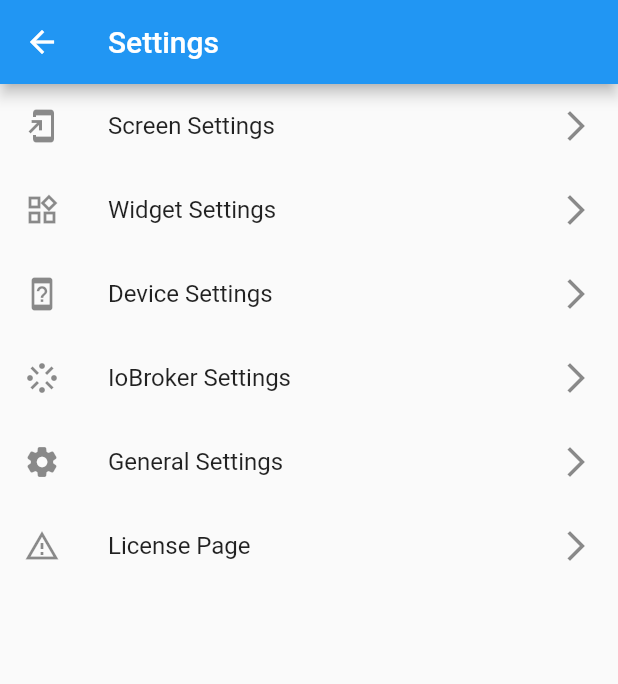
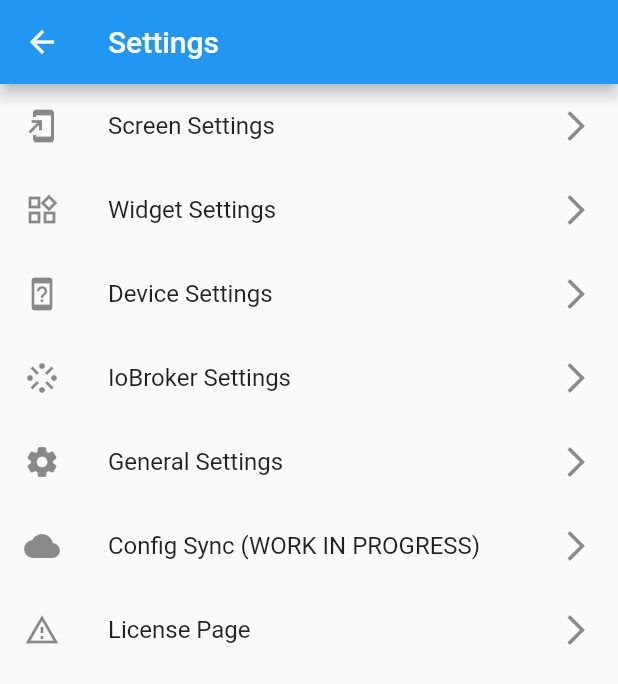
Before and after one commit to moba15/hiob_app, a Flutter app: the screen it shows after launch, after a tap on the "visibility" icon, after a tap on the "settings" icon, on a phone screen of 412 x 824 dp. Shown: the top 684 px of the screen. Run offline on Flutter 3.47's test engine with Material 2 defaults, Android fonts, the phone set to English and light mode, and no system bars; our stand-ins replace bloc, device_info_plus, dropdown_search, equatable, file_picker, flutter_bloc and 6 more; missing offline and left inert: flutter_logs, flutter_vibrate, network_info_plus; network calls fail.

Commit message:
Added Sync fetaure
Took 1 hour 55 minutes

```diff
--- a/lib/manager/connection/connection_manager.dart
+++ b/lib/manager/connection/connection_manager.dart
@@ -4,6 +4,7 @@ import 'dart:io';
 
 import 'package:flutter/foundation.dart';
 import 'package:flutter/material.dart';
+import 'package:network_info_plus/network_info_plus.dart';
 import 'package:smart_home/dataPackages/data_package.dart';
 import 'package:smart_home/device/datapoint/datapoint.dart';
 import 'package:smart_home/manager/device_manager.dart';
@@ -13,6 +14,8 @@ import 'package:smart_home/manager/samart_home/iobroker_manager.dart';
 import 'package:web_socket_channel/io.dart';
 import 'package:web_socket_channel/status.dart' as status;
 import 'package:web_socket_channel/web_socket_channel.dart';
+
+
 
 enum ConnectionStatus {
   disconnected,connected, loggedIn,waiting, loggingIn, connecting, tryAgain, error, loginDeclined
@@ -26,7 +29,7 @@ class ConnectionManager with WidgetsBindingObserver {
 
 
 
-
+  final networkInfo = NetworkInfo();
   Socket? socket;
   WebSocketChannel? _webSocket;
   StreamSubscription? _webSocketStreamSub;
@@ -48,8 +51,16 @@ class ConnectionManager with WidgetsBindingObserver {
 
 
     try {
-      _webSocket =  IOWebSocketChannel.connect(Uri.parse("ws://" + ioBrokerManager.ip + ":" + ioBrokerManager.port.toString()), pingInterval: const Duration(minutes: 5));
-      _webSocketStreamSub = _webSocket!.stream.listen(onData, onError: onError, onDone: onDone);
+      if(ioBrokerManager.useSecondaryAddress && (await networkInfo.getWifiName()) != ioBrokerManager.knownNetwork) {
+
+        _webSocket =  IOWebSocketChannel.connect(Uri.parse(ioBrokerManager.secondaryAddress), pingInterval: const Duration(minutes: 5));
+        _webSocketStreamSub = _webSocket!.stream.listen(onData, onError: onError, onDone: onDone);
+
+      } else {
+        _webSocket =  IOWebSocketChannel.connect(Uri.parse("ws://" + ioBrokerManager.mainIp + ":" + ioBrokerManager.port.toString()), pingInterval: const Duration(minutes: 5));
+        _webSocketStreamSub = _webSocket!.stream.listen(onData, onError: onError, onDone: onDone);
+      }
+
 
 
     } catch(e) {
@@ -87,6 +98,7 @@ class ConnectionManager with WidgetsBindingObserver {
 
   void onError(e) {
 
+
     ioBConnected = false;
     ioBrokerManager.connected = true;
 
@@ -104,11 +116,31 @@ class ConnectionManager with WidgetsBindingObserver {
 
     ioBrokerManager.connected = false;
 
+    print(ioBrokerManager.knownNetwork);
+
+    print((await networkInfo.getWifiName()));
+
     try {
-      _webSocket =  IOWebSocketChannel.connect(Uri.parse("ws://" + ioBrokerManager.ip + ":" + ioBrokerManager.port.toString()));
-      _webSocketStreamSub = _webSocket!.stream.listen(onData, onError: onError, onDone: onDone);
+      if(ioBrokerManager.useSecondaryAddress && (await networkInfo.getWifiName()).toString().trim() != ( "\"" + ioBrokerManager.knownNetwork.trim() + "\"")) {
+
+
+        _webSocket =  IOWebSocketChannel.connect(Uri.parse(ioBrokerManager.secondaryAddress), pingInterval: const Duration(minutes: 5));
+        _webSocketStreamSub = _webSocket!.stream.listen(onData, onError: onError, onDone: onDone);
+
+      } else {
+
+
+        _webSocket = IOWebSocketChannel.connect(Uri.parse(
+            "ws://" + ioBrokerManager.mainIp + ":" +
+                ioBrokerManager.port.toString()));
+        _webSocketStreamSub =
+            _webSocket!.stream.listen(onData, onError: onError, onDone: onDone);
+      }
 
     } catch(e) {
+
+
+      print(e);
       ioBrokerManager.connected = false;
 
       connectionStatusStreamController.add(ConnectionStatus.error);
--- /dev/null
+++ b/lib/settings/config_settings/bloc/config_bloc.dart
@@ -0,0 +1,13 @@
+import 'package:bloc/bloc.dart';
+import 'package:meta/meta.dart';
+
+part 'config_event.dart';
+part 'config_state.dart';
+
+class ConfigBloc extends Bloc<ConfigEvent, ConfigState> {
+  ConfigBloc() : super(ConfigInitial()) {
+    on<ConfigEvent>((event, emit) {
+      // TODO: implement event handler
+    });
+  }
+}
--- /dev/null
+++ b/lib/settings/config_settings/bloc/config_event.dart
@@ -0,0 +1,4 @@
+part of 'config_bloc.dart';
+
+@immutable
+abstract class ConfigEvent {}
--- /dev/null
+++ b/lib/settings/config_settings/bloc/config_state.dart
@@ -0,0 +1,8 @@
+part of 'config_bloc.dart';
+
+@immutable
+abstract class ConfigState {
+
+}
+
+class ConfigInitial extends ConfigState {}
--- a/lib/settings/view/main_settings_screen.dart
+++ b/lib/settings/view/main_settings_screen.dart
@@ -85,6 +85,17 @@ class MainSettingsScreen extends StatelessWidget {
               )
             },
           ),
+
+          ListTile(
+            title: const Text("Config Sync (WORK IN PROGRESS)"),
+            leading: const Icon(Icons.cloud),
+            trailing: const Icon(Icons.arrow_forward_ios),
+            onTap: () => {
+             // showLicensePage(context: context, applicationName: "HIoB", applicationVersion: "0.1", applicationLegalese: "LICENCE MIT", applicationIcon: const Icon(Icons.smartphone_sharp))
+            },
+          ),
+
+
           ListTile(
             title: const Text("License Page"),
             leading: const Icon(Icons.warning_amber_outlined),
--- a/pubspec.yaml
+++ b/pubspec.yaml
@@ -15,7 +15,7 @@ publish_to: 'none' # Remove this line if you wish to publish to pub.dev
 # In iOS, build-name is used as CFBundleShortVersionString while build-number used as CFBundleVersion.
 # Read more about iOS versioning at
 # https://developer.apple.com/library/archive/documentation/General/Reference/InfoPlistKeyReference/Articles/CoreFoundationKeys.html
-version: 0.0.300+88
+version: 0.0.301+93
 
 environment:
   sdk: ">=2.15.0-116.0.dev <3.0.0"
@@ -50,11 +50,12 @@ dependencies:
   community_material_icon: ^5.9.55
   flutter_logs: ^2.1.5
   webview_flutter: ^3.0.2
-  permission_handler: ^9.2.0
+  permission_handler: ^10.2.0
   showcaseview: ^1.1.8
   syncfusion_flutter_charts: ^20.2.50
   device_info_plus: ^4.0.0
   flutter_vibrate: ^1.3.0
+  network_info_plus: ^3.0.1
 
 dev_dependencies:
   flutter_test:
```
Also changed, not shown: lib/manager/samart_home/iobroker_manager.dart (+71 -8 lines), lib/preconfigs/preconfig.dart (added, +11 -0 lines), lib/settings/config_settings/view/config_settings_page.dart (added, +56 -0 lines), lib/settings/ioBroker_settings/view/iobroker_settings_page.dart (+73 -20 lines), 5 other files.
